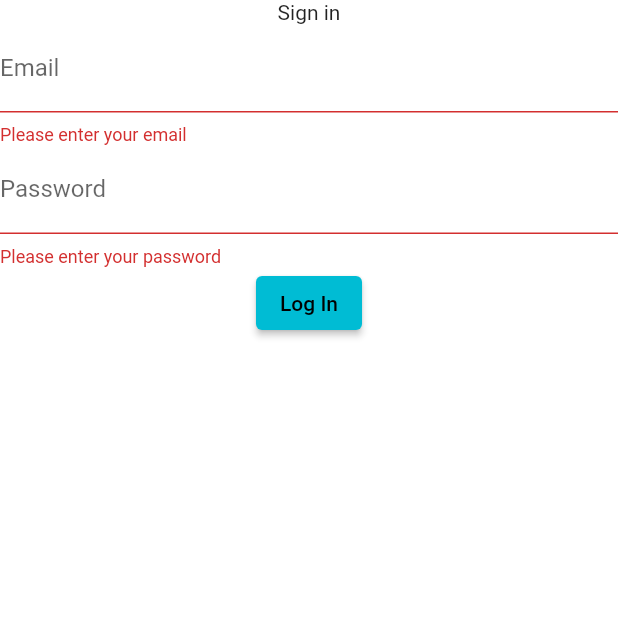
After one commit to Darrekt/sail-mobile, a Flutter app: the LoginScreen screen opened by its route, after a tap on "Log In", on a phone screen of 412 x 824 dp, the top half of it. The commit adds this screen. Run offline on Flutter 3.47's test engine with Material 2 defaults, Android fonts, the phone set to English and light mode, and no system bars; our stand-ins replace auto_size_text, firebase_auth, firebase_core, flutter_svg, persistent_bottom_nav_bar, shared_preferences; missing offline and left inert: intro_views_flutter; accounts and stored records are empty.

Commit message:
Add login screen

```diff
--- /dev/null
+++ b/lib/screens/LoginScreen.dart
@@ -0,0 +1,107 @@
+import 'dart:developer';
+
+import 'package:firebase_auth/firebase_auth.dart';
+import 'package:flutter/material.dart';
+
+final FirebaseAuth _auth = FirebaseAuth.instance;
+
+class LoginScreen extends StatelessWidget {
+  const LoginScreen({Key? key}) : super(key: key);
+
+  @override
+  Widget build(BuildContext context) {
+    return Container(
+      child: Scaffold(
+        backgroundColor: Colors.white,
+        body: EmailForm(),
+      ),
+    );
+  }
+}
+
+class EmailForm extends StatefulWidget {
+  EmailForm({Key? key}) : super(key: key);
+
+  @override
+  _EmailFormState createState() => _EmailFormState();
+}
+
+class _EmailFormState extends State<EmailForm> {
+  final _formKey = GlobalKey<FormState>();
+  final TextEditingController _emailController = TextEditingController();
+  final TextEditingController _passwordController = TextEditingController();
+
+  @override
+  Widget build(BuildContext context) {
+    return Form(
+      key: _formKey,
+      child: Column(
+        crossAxisAlignment: CrossAxisAlignment.start,
+        children: [
+          Container(
+            alignment: Alignment.center,
+            child: const Text('Sign in'),
+          ),
+          TextFormField(
+            controller: _emailController,
+            decoration: const InputDecoration(labelText: 'Email'),
+            validator: (value) {
+              if (value == null || value.isEmpty) {
+                return 'Please enter your email';
+              }
+              return null;
+            },
+          ),
+          TextFormField(
+            controller: _passwordController,
+            decoration: const InputDecoration(labelText: 'Password'),
+            validator: (value) {
+              if (value == null || value.isEmpty) {
+                return 'Please enter your password';
+              }
+              return null;
+            },
+          ),
+          Container(
+            alignment: Alignment.center,
+            child: ElevatedButton(
+              onPressed: () async {
+                if (_formKey.currentState!.validate()) {
+                  await _signInWithEmailAndPassword();
+                } else {
+                  log("invalid form???");
+                }
+              },
+              child: const Text("Log In"),
+            ),
+          )
+        ],
+      ),
+    );
+  }
+
+  @override
+  void dispose() {
+    _emailController.dispose();
+    _passwordController.dispose();
+    super.dispose();
+  }
+
+  Future<void> _signInWithEmailAndPassword() async {
+    try {
+      final User? user = (await _auth.signInWithEmailAndPassword(
+        email: _emailController.text,
+        password: _passwordController.text,
+      ))
+          .user;
+      if (user != null) {
+        log("user logged in"); // move to home from here
+        Navigator.popAndPushNamed(context, '/');
+      } else {
+        log("user null??");
+      }
+    } catch (e) {
+      log(e.toString());
+    }
+  }
+}
```
Also changed, not shown: lib/main.dart (+71 -36 lines).
